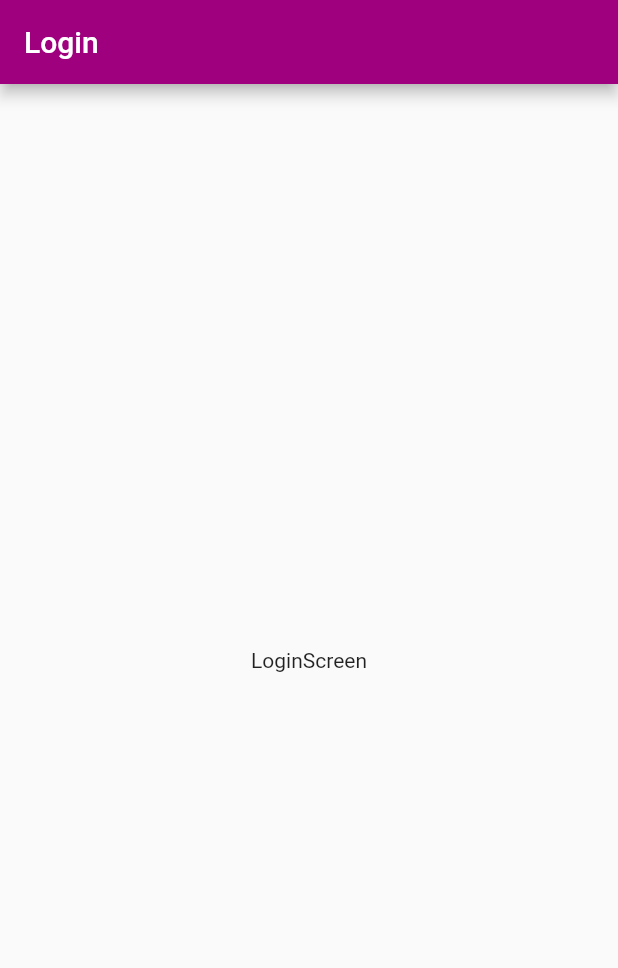
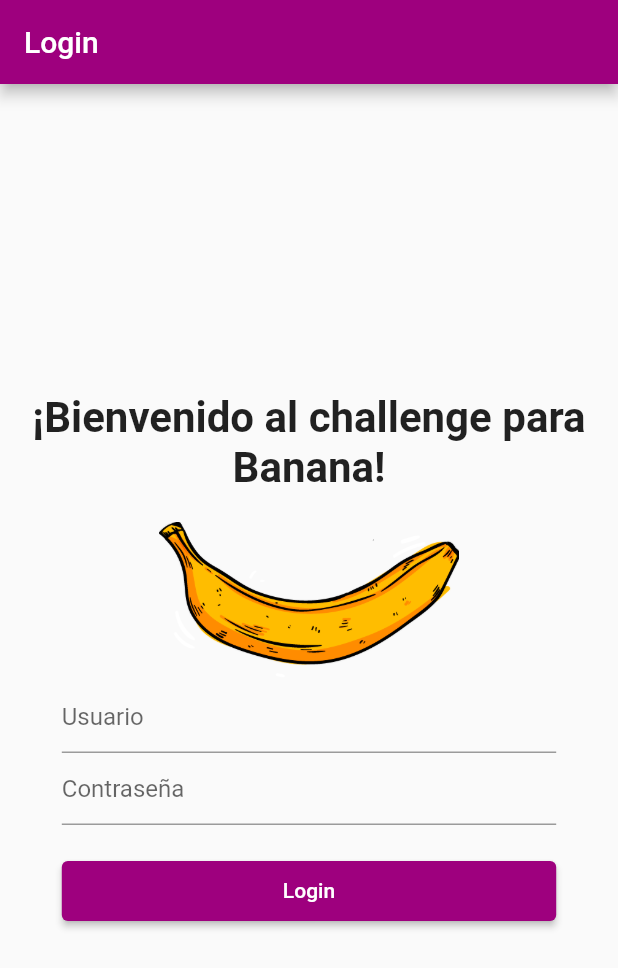
Before and after one commit to JoakoV3/flutter_banana_challenge, a Flutter app: the screen it shows after launch, on a phone screen of 412 x 824 dp. Shown: the top 968 px of the screen. Run offline on Flutter 3.47's test engine with Material 2 defaults, Android fonts, the phone set to English and light mode, and no system bars.

Commit message:
🐶 Login screen UI

```diff
--- a/lib/views/login.dart
+++ b/lib/views/login.dart
@@ -1,7 +1,18 @@
 import 'package:flutter/material.dart';
+import 'package:flutter_banana_challenge/views/widgets/widgets.dart';
 
-class LoginScreen extends StatelessWidget {
+class LoginScreen extends StatefulWidget {
   const LoginScreen({Key? key}) : super(key: key);
+
+  @override
+  State<LoginScreen> createState() => _LoginScreenState();
+}
+
+class _LoginScreenState extends State<LoginScreen> {
+  final TextEditingController emailController = TextEditingController();
+  final TextEditingController passwordController = TextEditingController();
+
+  void handleLogin(BuildContext context) {}
 
   @override
   Widget build(BuildContext context) {
@@ -9,8 +20,53 @@ class LoginScreen extends StatelessWidget {
       appBar: AppBar(
         title: const Text('Login'),
       ),
-      body: const Center(
-        child: Text('LoginScreen'),
+      body: Center(
+        child: Column(
+          mainAxisAlignment: MainAxisAlignment.center,
+          children: [
+            const Text(
+              '¡Bienvenido al challenge para Banana!',
+              textAlign: TextAlign.center,
+              style: TextStyle(
+                fontSize: 28,
+                fontWeight: FontWeight.w600,
+              ),
+            ),
+            const SizedBox(height: 20),
+            const Image(
+              image: AssetImage('assets/images/banana.png'),
+              width: 200,
+            ),
+            SizedBox(
+              width: MediaQuery.of(context).size.width * 0.8,
+              child: Form(
+                child: Column(
+                  mainAxisAlignment: MainAxisAlignment.center,
+                  children: [
+                    TextFormLogin(
+                      emailController: emailController,
+                      hinText: 'Usuario',
+                    ),
+                    TextFormLogin(
+                      emailController: passwordController,
+                      hinText: 'Contraseña',
+                    ),
+                    const SizedBox(
+                      height: 20,
+                    ),
+                    ElevatedButton(
+                      style: ElevatedButton.styleFrom(
+                        minimumSize: const Size.fromHeight(40),
+                      ),
+                      onPressed: () => handleLogin(context),
+                      child: const Text('Login'),
+                    ),
+                  ],
+                ),
+              ),
+            ),
+          ],
+        ),
       ),
     );
   }
--- /dev/null
+++ b/lib/views/widgets/login/text_form_login.dart
@@ -0,0 +1,20 @@
+import 'package:flutter/material.dart';
+
+class TextFormLogin extends StatelessWidget {
+  const TextFormLogin({
+    super.key,
+    required this.emailController,
+    required this.hinText,
+  });
+
+  final TextEditingController emailController;
+  final String hinText;
+
+  @override
+  Widget build(BuildContext context) {
+    return TextFormField(
+      controller: emailController,
+      decoration: InputDecoration(hintText: hinText),
+    );
+  }
+}
--- /dev/null
+++ b/lib/views/widgets/widgets.dart
@@ -0,0 +1 @@
+export 'package:flutter_banana_challenge/views/widgets/login/text_form_login.dart';
--- a/pubspec.yaml
+++ b/pubspec.yaml
@@ -55,7 +55,8 @@ dev_dependencies:
 
 # The following section is specific to Flutter packages.
 flutter:
-
+  assets:
+    - assets/images/
   # The following line ensures that the Material Icons font is
   # included with your application, so that you can use the icons in
   # the material Icons class.
```
Also changed, not shown: assets/images/banana.png (added).
